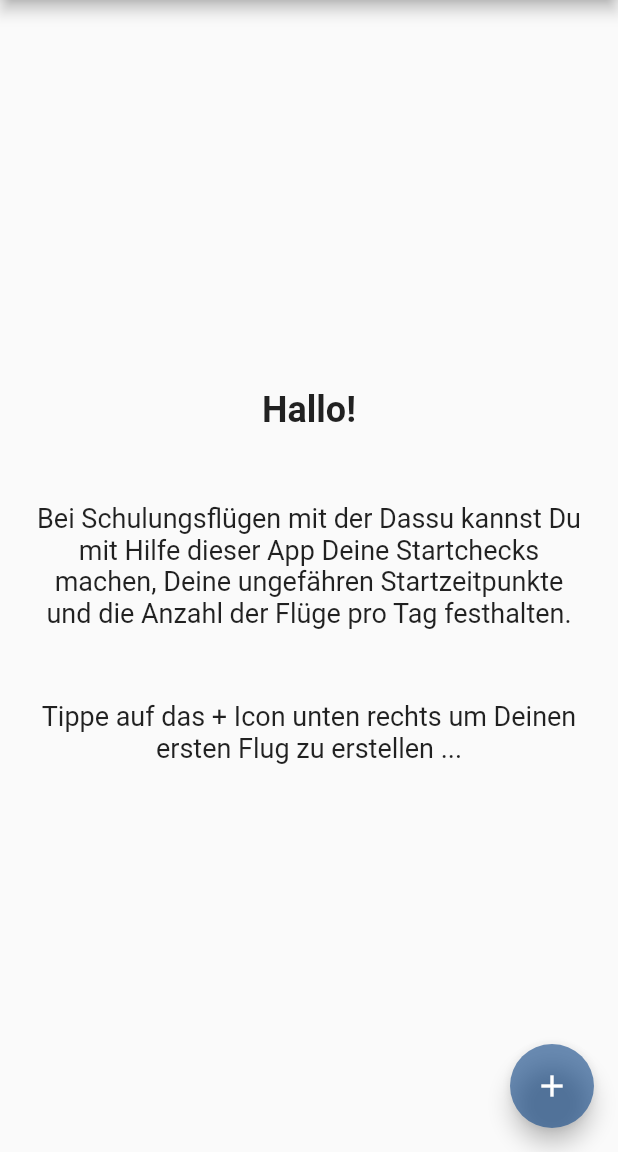
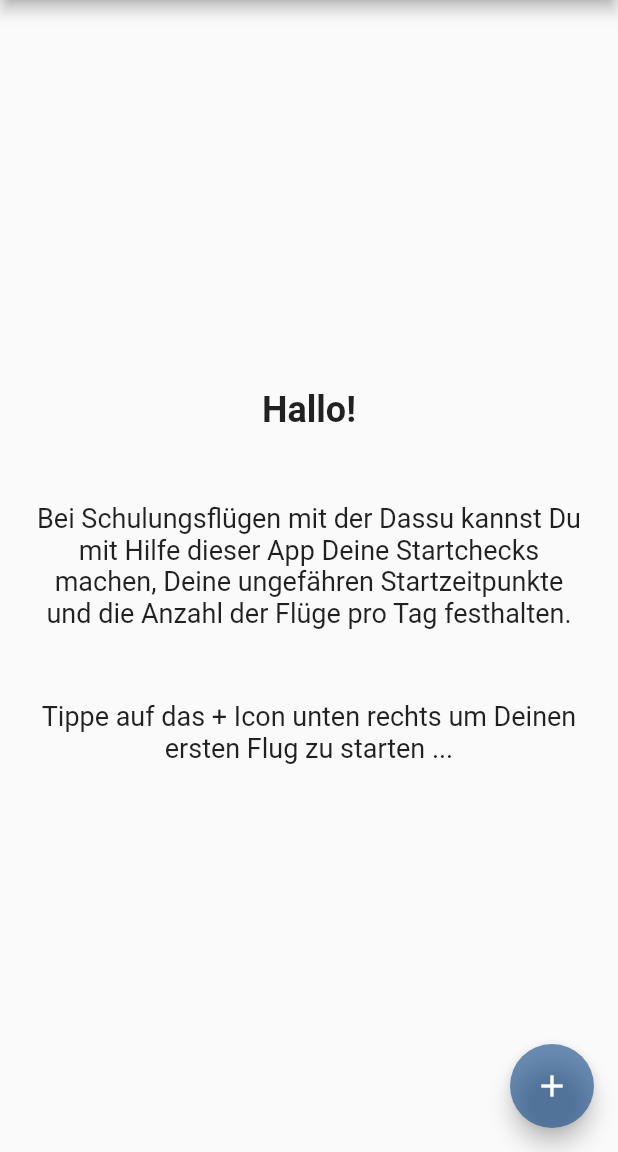
Before and after one commit to agehret/dassuflights, a Flutter app: the screen it shows after launch, on a phone screen of 412 x 824 dp, the part 84-1236 px from its top. Run offline on Flutter 3.47's test engine with Material 2 defaults, Android fonts, the phone set to English and light mode, and no system bars; our stand-ins replace sqflite; accounts and stored records are empty.

Commit message:
Finalized intro texts

```diff
--- a/lib/main.dart
+++ b/lib/main.dart
@@ -107,7 +107,7 @@
           Padding(
             padding: EdgeInsets.all(24.0),
             child: Text(
-              'Tippe auf das + Icon unten rechts um Deinen ersten Flug zu erstellen ...',
+              'Tippe auf das + Icon unten rechts um Deinen ersten Flug zu starten ...',
               style: _biggerFont,
               textAlign: TextAlign.center,
             ),
```
